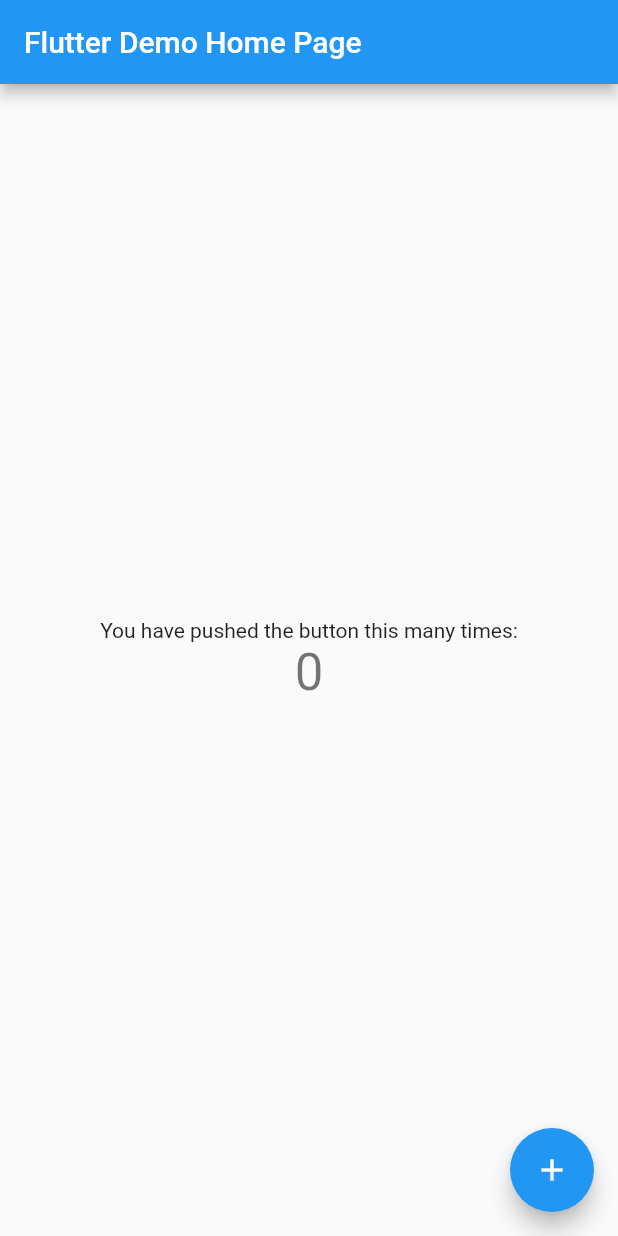
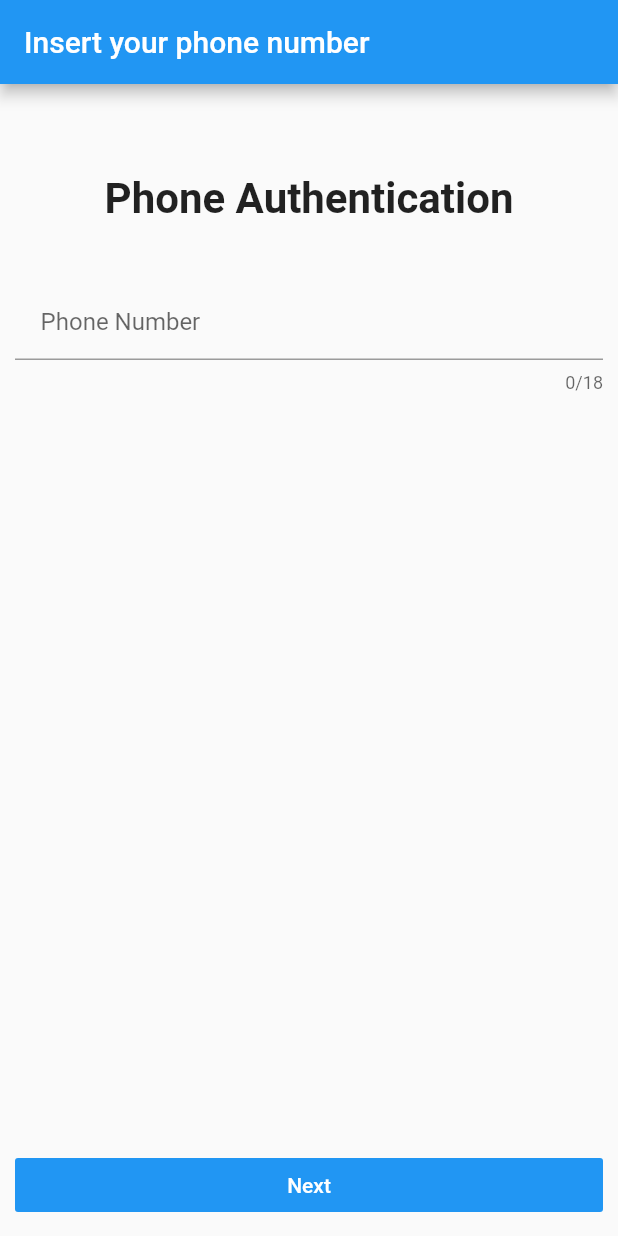
Before and after one commit to ekosantoso/tk_soa_flutter, a Flutter app: the screen it shows after launch, on a phone screen of 412 x 824 dp. Run offline on Flutter 3.47's test engine with Material 2 defaults, Android fonts, the phone set to English and light mode, and no system bars; our stand-ins replace firebase_auth, firebase_core, pinput; accounts and stored records are empty.

```diff
--- a/lib/main.dart
+++ b/lib/main.dart
@@ -1,6 +1,13 @@
+import 'package:firebase_auth/firebase_auth.dart';
+import 'package:firebase_core/firebase_core.dart';
 import 'package:flutter/material.dart';
+import 'package:tk_soa_flutter/screens/home_screen.dart';
+import 'package:tk_soa_flutter/screens/login_screen.dart';
+import 'package:tk_soa_flutter/screens/splash_screen.dart';
 
-void main() {
+Future<void> main() async {
+  WidgetsFlutterBinding.ensureInitialized();
+  final FirebaseApp app=await Firebase.initializeApp(); //fb+
   runApp(MyApp());
 }
 
@@ -11,18 +18,20 @@ class MyApp extends StatelessWidget {
     return MaterialApp(
       title: 'Flutter Demo',
       theme: ThemeData(
-        // This is the theme of your application.
-        //
-        // Try running your application with "flutter run". You'll see the
-        // application has a blue toolbar. Then, without quitting the app, try
-        // changing the primarySwatch below to Colors.green and then invoke
-        // "hot reload" (press "r" in the console where you ran "flutter run",
-        // or simply save your changes to "hot reload" in a Flutter IDE).
-        // Notice that the counter didn't reset back to zero; the application
-        // is not restarted.
+
         primarySwatch: Colors.blue,
       ),
-      home: MyHomePage(title: 'Flutter Demo Home Page'),
+      home: StreamBuilder(
+          stream: FirebaseAuth.instance.authStateChanges(),
+          builder: (ctx, userSnapshot) {
+            if(userSnapshot.connectionState==ConnectionState.waiting)
+              return SplashScreen();
+            if (userSnapshot.hasData) {
+              return HomeScreen();
+            }
+            return LoginScreen();
+
+          }),
     );
   }
 }
--- /dev/null
+++ b/lib/screens/login_screen.dart
@@ -0,0 +1,77 @@
+
+import 'package:flutter/material.dart';
+
+import 'otp_screen.dart';
+
+
+
+class LoginScreen extends StatefulWidget {
+  const LoginScreen() : super();
+
+
+
+  @override
+  _LoginScreenState createState() => _LoginScreenState();
+}
+
+class _LoginScreenState extends State<LoginScreen> {
+
+
+  TextEditingController _controller = TextEditingController();
+
+  @override
+  Widget build(BuildContext context) {
+    return Scaffold(
+      appBar: AppBar(
+        title: Text('Insert your phone number'),
+      ),
+      body: Column(
+        mainAxisAlignment: MainAxisAlignment.spaceBetween,
+        children: [
+          Column(children: [
+
+            Container(
+              margin: EdgeInsets.only(top: 60),
+              child: Center(
+                child: Text(
+                  'Phone Authentication',
+                  style: TextStyle(fontWeight: FontWeight.bold, fontSize: 28),
+                ),
+              ),
+            ),
+            Container(
+              margin: EdgeInsets.only(top: 40, right: 10, left: 10),
+              child: TextField(
+                decoration: InputDecoration(
+                  hintText: 'Phone Number',
+                  prefix: Padding(
+                    padding: EdgeInsets.all(4),
+                    child: Text('+'),
+                  ),
+                ),
+                maxLength: 18,
+                keyboardType: TextInputType.number,
+                controller: _controller,
+              ),
+            )
+          ]),
+          Container(
+            margin: EdgeInsets.all(10),
+            width: double.infinity,
+            child: FlatButton(
+              color: Colors.blue,
+              onPressed: () {
+                Navigator.of(context).push(MaterialPageRoute(
+                    builder: (context) => OTPScreen(_controller.text)));
+              },
+              child: Text(
+                'Next',
+                style: TextStyle(color: Colors.white),
+              ),
+            ),
+          )
+        ],
+      ),
+    );
+  }
+}
--- a/pubspec.yaml
+++ b/pubspec.yaml
@@ -23,6 +23,9 @@ environment:
 dependencies:
   flutter:
     sdk: flutter
+  firebase_core: ^1.3.0
+  firebase_auth: ^2.0.0
+  pinput: ^1.2.0
 
 
   # The following adds the Cupertino Icons font to your application.
```
Also changed, not shown: lib/screens/home_screen.dart (added, +82 -0 lines), lib/screens/otp_screen.dart (added, +121 -0 lines), lib/screens/splash_screen.dart (added, +15 -0 lines), 3 other files.
